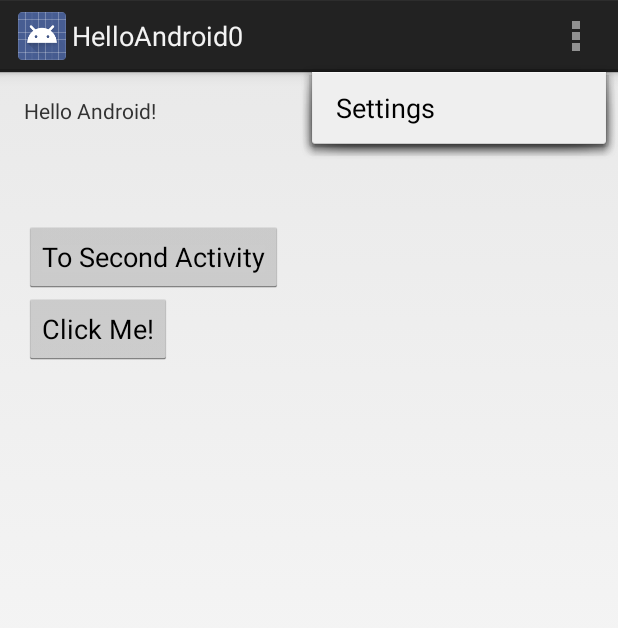
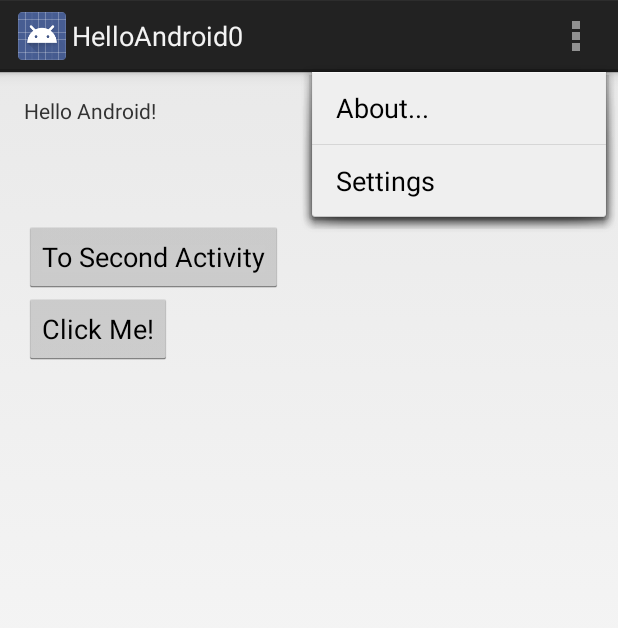
Before and after one commit to nobuya/HelloAndroid0, an Android app: the screen it shows after launch (MainActivity), with the options menu open, on a phone screen of 412 x 824 dp. Shown: the top 628 px of the screen. Run offline under Robolectric (Android 15) with nearby library versions, the phone set to English and light mode, and no system bars.

Commit message:
added popup window

```diff
--- /dev/null
+++ b/app/src/main/res/drawable-hdpi/popup_background.xml
@@ -0,0 +1,8 @@
+<?xml version="1.0" encoding="utf-8"?>
+<shape xmlns:android="http://schemas.android.com/apk/res/android"
+    android:shape="rectangle">
+    <solid android:color="@android:color/white" />
+    <stroke
+        android:width="2dp"
+        android:color="@android:color/black" />
+</shape>
--- a/app/src/main/res/menu/main.xml
+++ b/app/src/main/res/menu/main.xml
@@ -3,6 +3,10 @@
     tools:context=".MainActivity" >
     <item android:id="@+id/action_settings"
         android:title="@string/action_settings"
+        android:orderInCategory="110"
+        android:showAsAction="never" />
+    <item android:id="@+id/action_about"
+        android:title="@string/about___"
         android:orderInCategory="100"
         android:showAsAction="never" />
 </menu>
--- a/app/src/main/res/values/strings.xml
+++ b/app/src/main/res/values/strings.xml
@@ -6,5 +6,5 @@
     <string name="action_settings">Settings</string>
     <string name="title_activity_second">SecondActivity</string>
     <string name="hello_world">Hello world!</string>
-
+    <string name="about___">About...</string>
 </resources>
```
Also changed, not shown: app/src/main/java/com/example/nobuya/helloandroid0/MainActivity.java (+48 -0 lines), app/src/main/res/layout/popup_layout.xml (added, +45 -0 lines).
